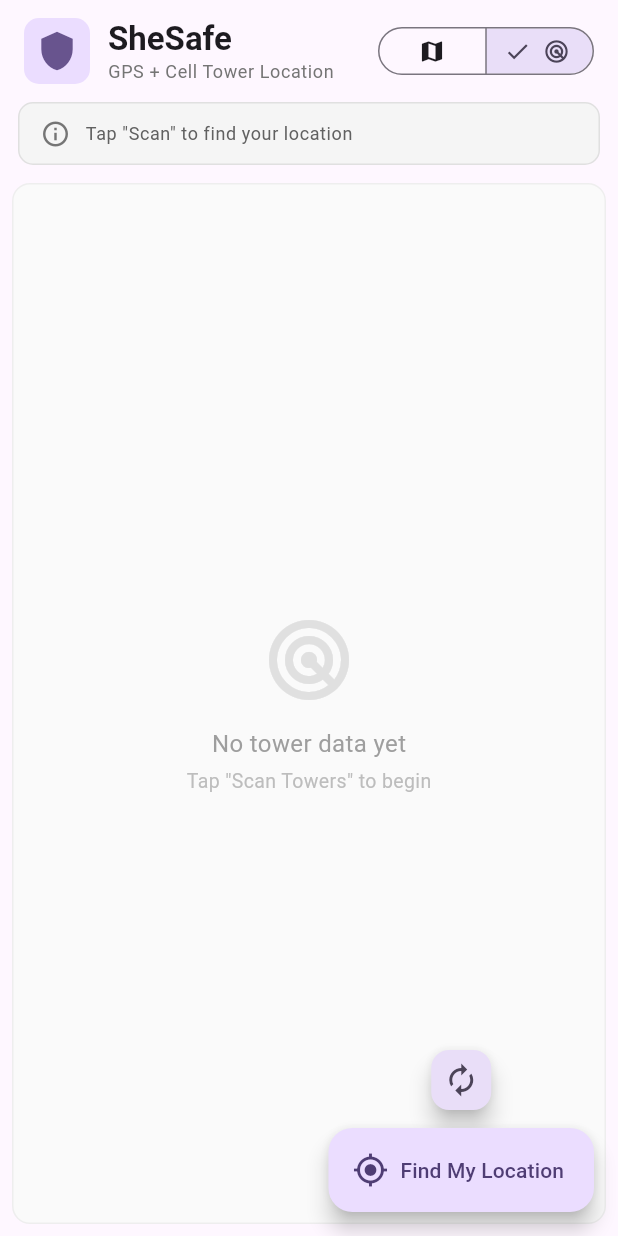
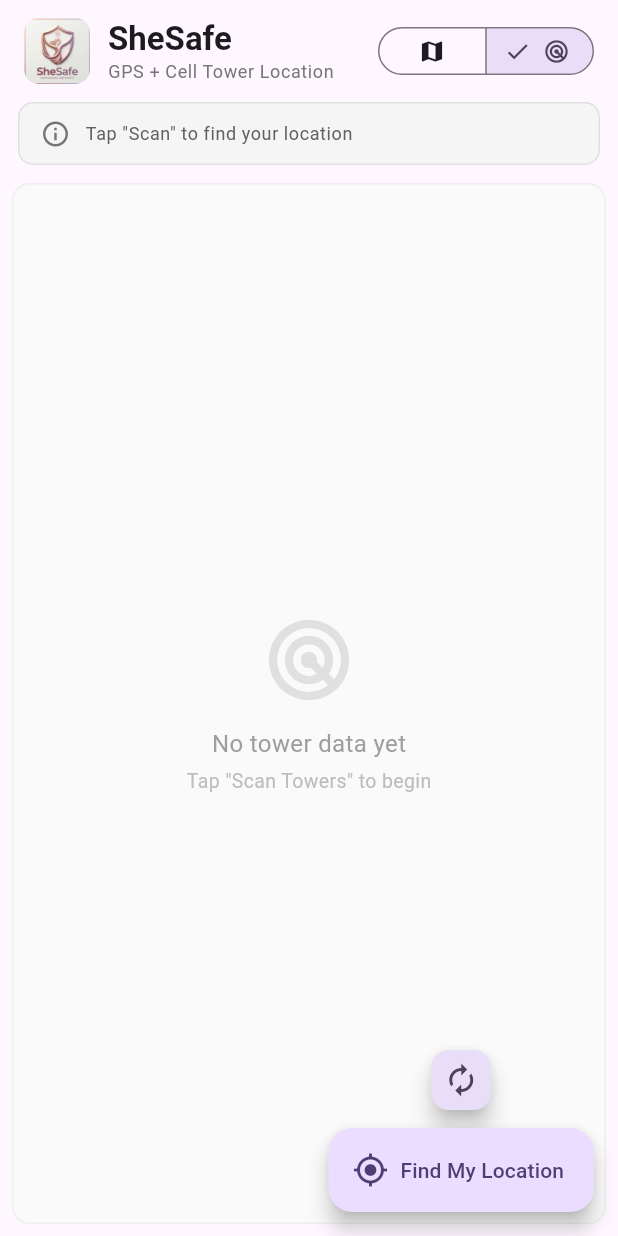
Before and after one commit to NoumanS-20/she_safe, a Flutter app: the HomeScreen screen opened directly, after a tap on the "radar" icon, on a phone screen of 412 x 824 dp. Run offline on Flutter 3.47's test engine with Material 3 defaults, Android fonts, the phone set to English and light mode, and no system bars; our stand-ins replace connectivity_plus, flutter_map, geolocator, latlong2, permission_handler, shared_preferences; accounts and stored records are empty.

Commit message:
feat: Update home screen icon to use an image asset for enhanced visual appeal

```diff
--- a/lib/screens/home_screen.dart
+++ b/lib/screens/home_screen.dart
@@ -274,15 +274,18 @@ class _HomeScreenState extends State<HomeScreen> with TickerProviderStateMixin {
       child: Row(
         children: [
           Container(
-            padding: const EdgeInsets.all(8),
+            width: 44,
+            height: 44,
             decoration: BoxDecoration(
               color: theme.colorScheme.primaryContainer,
               borderRadius: BorderRadius.circular(10),
             ),
-            child: Icon(
-              Icons.shield,
-              color: theme.colorScheme.primary,
-              size: 28,
+            child: ClipRRect(
+              borderRadius: BorderRadius.circular(10),
+              child: Image.asset(
+                'assets/Gemini_Generated_Image_vtoy16vtoy16vtoy.png',
+                fit: BoxFit.cover,
+              ),
             ),
           ),
           const SizedBox(width: 12),
```
